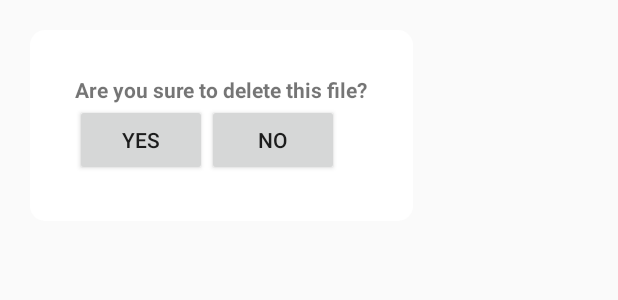
After one commit to Smrtyan/MyRecorder, an Android app: the layout layout_delete_dialog.xml on its own in the app's theme, with its tools: preview values and no code run, on a phone screen of 412 x 824 dp. The commit adds this screen. Shown: the top 300 px of the screen. Run offline under Robolectric (Android 15) with nearby library versions, the phone set to English and light mode, and no system bars.

Commit message:
long Click listview to delete a file

```diff
--- /dev/null
+++ b/app/src/main/res/layout/layout_delete_dialog.xml
@@ -0,0 +1,29 @@
+<?xml version="1.0" encoding="utf-8"?>
+<LinearLayout xmlns:android="http://schemas.android.com/apk/res/android"
+    android:layout_width="wrap_content"
+    android:layout_height="wrap_content"
+    android:layout_margin="20sp"
+    android:background="@drawable/corners_bg"
+    android:orientation="vertical"
+    android:padding="30sp">
+    <TextView
+        android:layout_width="wrap_content"
+        android:layout_height="wrap_content"
+        android:text="Are you sure to delete this file?"
+        android:textStyle="bold" />
+    <LinearLayout
+        android:layout_width="wrap_content"
+        android:layout_height="wrap_content"
+        android:orientation="horizontal">
+        <Button
+            android:id="@+id/btn_delete_file"
+            android:layout_width="wrap_content"
+            android:layout_height="wrap_content"
+            android:text="yes" />
+        <Button
+            android:id="@+id/btn_cancel_delete_file"
+            android:layout_width="wrap_content"
+            android:layout_height="wrap_content"
+            android:text="no" />
+    </LinearLayout>
+</LinearLayout>
```
Also changed, not shown: app/src/main/java/com/example/test/myrecorder/DeleteRecordDialog.java (added, +54 -0 lines), app/src/main/java/com/example/test/myrecorder/RecordingsFragment.java (+30 -3 lines), app/src/main/java/com/example/test/myrecorder/SaveFileDialog.java (+1 -0 lines).
